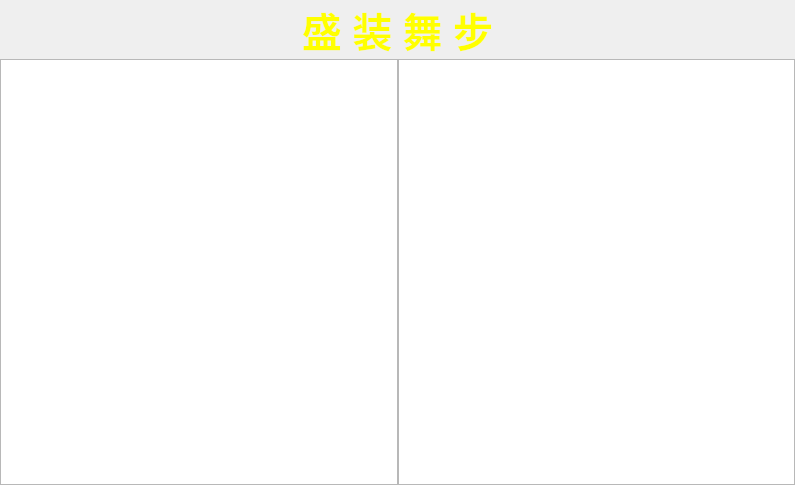
Old version of the form module/frm_schedule.ui in the repository jack-liaojie/LED_DEMO.
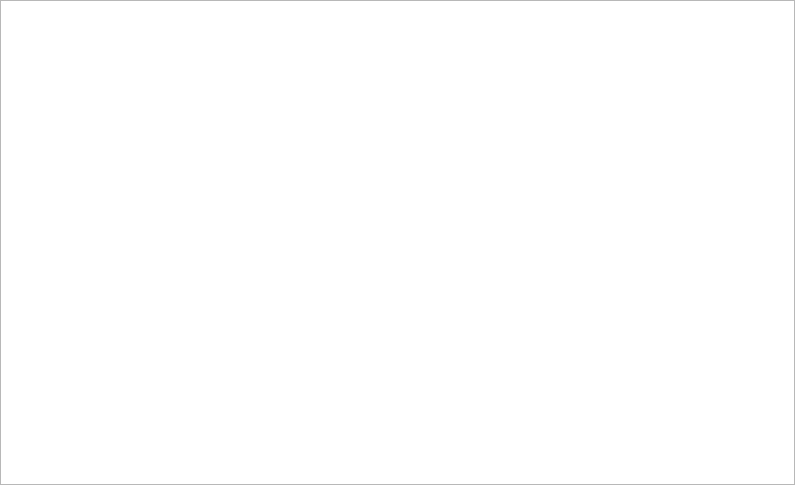
New version of the form.

Diff of the .ui file:
```diff
--- a/module/frm_schedule.ui
+++ b/module/frm_schedule.ui
@@ -29,73 +29,6 @@
    <property name="bottomMargin">
     <number>0</number>
    </property>
-   <item>
-    <widget class="QLabel" name="lbl_title">
-     <property name="sizePolicy">
-      <sizepolicy hsizetype="Preferred" vsizetype="Fixed">
-       <horstretch>0</horstretch>
-       <verstretch>0</verstretch>
-      </sizepolicy>
-     </property>
-     <property name="palette">
-      <palette>
-       <active>
-        <colorrole role="WindowText">
-         <brush brushstyle="SolidPattern">
-          <color alpha="255">
-           <red>255</red>
-           <green>255</green>
-           <blue>0</blue>
-          </color>
-         </brush>
-        </colorrole>
-       </active>
-       <inactive>
-        <colorrole role="WindowText">
-         <brush brushstyle="SolidPattern">
-          <color alpha="255">
-           <red>255</red>
-           <green>255</green>
-           <blue>0</blue>
-          </color>
-         </brush>
-        </colorrole>
-       </inactive>
-       <disabled>
-        <colorrole role="WindowText">
-         <brush brushstyle="SolidPattern">
-          <color alpha="255">
-           <red>120</red>
-           <green>120</green>
-           <blue>120</blue>
-          </color>
-         </brush>
-        </colorrole>
-       </disabled>
-      </palette>
-     </property>
-     <property name="font">
-      <font>
-       <family>微软雅黑</family>
-       <pointsize>30</pointsize>
-       <weight>75</weight>
-       <bold>true</bold>
-      </font>
-     </property>
-     <property name="lineWidth">
-      <number>0</number>
-     </property>
-     <property name="text">
-      <string>盛 装 舞 步</string>
-     </property>
-     <property name="scaledContents">
-      <bool>true</bool>
-     </property>
-     <property name="alignment">
-      <set>Qt::AlignHCenter|Qt::AlignTop</set>
-     </property>
-    </widget>
-   </item>
    <item>
     <layout class="QHBoxLayout" name="horizontalLayout">
      <item>
@@ -285,190 +218,6 @@
        <column/>
       </widget>
      </item>
-     <item>
-      <widget class="QTableWidget" name="tbwgt_content_2">
-       <property name="sizePolicy">
-        <sizepolicy hsizetype="Expanding" vsizetype="Expanding">
-         <horstretch>0</horstretch>
-         <verstretch>0</verstretch>
-        </sizepolicy>
-       </property>
-       <property name="minimumSize">
-        <size>
-         <width>300</width>
-         <height>300</height>
-        </size>
-       </property>
-       <property name="maximumSize">
-        <size>
-         <width>1666666</width>
-         <height>16777215</height>
-        </size>
-       </property>
-       <property name="palette">
-        <palette>
-         <active>
-          <colorrole role="WindowText">
-           <brush brushstyle="SolidPattern">
-            <color alpha="255">
-             <red>255</red>
-             <green>255</green>
-             <blue>255</blue>
-            </color>
-           </brush>
-          </colorrole>
-          <colorrole role="Text">
-           <brush brushstyle="SolidPattern">
-            <color alpha="255">
-             <red>255</red>
-             <green>255</green>
-             <blue>255</blue>
-            </color>
-           </brush>
-          </colorrole>
-          <colorrole role="PlaceholderText">
-           <brush brushstyle="SolidPattern">
-            <color alpha="128">
-             <red>255</red>
-             <green>255</green>
-             <blue>255</blue>
-            </color>
-           </brush>
-          </colorrole>
-         </active>
-         <inactive>
-          <colorrole role="WindowText">
-           <brush brushstyle="SolidPattern">
-            <color alpha="255">
-             <red>255</red>
-             <green>255</green>
-             <blue>255</blue>
-            </color>
-           </brush>
-          </colorrole>
-          <colorrole role="Text">
-           <brush brushstyle="SolidPattern">
-            <color alpha="255">
-             <red>255</red>
-             <green>255</green>
-             <blue>255</blue>
-            </color>
-           </brush>
-          </colorrole>
-          <colorrole role="PlaceholderText">
-           <brush brushstyle="SolidPattern">
-            <color alpha="128">
-             <red>255</red>
-             <green>255</green>
-             <blue>255</blue>
-            </color>
-           </brush>
-          </colorrole>
-         </inactive>
-         <disabled>
-          <colorrole role="WindowText">
-           <brush brushstyle="SolidPattern">
-            <color alpha="255">
-             <red>120</red>
-             <green>120</green>
-             <blue>120</blue>
-            </color>
-           </brush>
-          </colorrole>
-          <colorrole role="Text">
-           <brush brushstyle="SolidPattern">
-            <color alpha="255">
-             <red>120</red>
-             <green>120</green>
-             <blue>120</blue>
-            </color>
-           </brush>
-          </colorrole>
-          <colorrole role="PlaceholderText">
-           <brush brushstyle="SolidPattern">
-            <color alpha="128">
-             <red>0</red>
-             <green>0</green>
-             <blue>0</blue>
-            </color>
-           </brush>
-          </colorrole>
-         </disabled>
-        </palette>
-       </property>
-       <property name="font">
-        <font>
-         <pointsize>36</pointsize>
-         <weight>75</weight>
-         <bold>true</bold>
-        </font>
-       </property>
-       <property name="focusPolicy">
-        <enum>Qt::NoFocus</enum>
-       </property>
-       <property name="verticalScrollBarPolicy">
-        <enum>Qt::ScrollBarAlwaysOff</enum>
-       </property>
-       <property name="horizontalScrollBarPolicy">
-        <enum>Qt::ScrollBarAlwaysOff</enum>
-       </property>
-       <property name="autoScroll">
-        <bool>false</bool>
-       </property>
-       <property name="tabKeyNavigation">
-        <bool>false</bool>
-       </property>
-       <property name="showDropIndicator" stdset="0">
-        <bool>false</bool>
-       </property>
-       <property name="dragDropOverwriteMode">
-        <bool>false</bool>
-       </property>
-       <property name="selectionMode">
-        <enum>QAbstractItemView::NoSelection</enum>
-       </property>
-       <property name="showGrid">
-        <bool>false</bool>
-       </property>
-       <property name="gridStyle">
-        <enum>Qt::NoPen</enum>
-       </property>
-       <property name="cornerButtonEnabled">
-        <bool>false</bool>
-       </property>
-       <property name="rowCount">
-        <number>5</number>
-       </property>
-       <property name="columnCount">
-        <number>5</number>
-       </property>
-       <attribute name="horizontalHeaderVisible">
-        <bool>false</bool>
-       </attribute>
-       <attribute name="horizontalHeaderCascadingSectionResizes">
-        <bool>true</bool>
-       </attribute>
-       <attribute name="horizontalHeaderDefaultSectionSize">
-        <number>200</number>
-       </attribute>
-       <attribute name="verticalHeaderVisible">
-        <bool>false</bool>
-       </attribute>
-       <attribute name="verticalHeaderDefaultSectionSize">
-        <number>72</number>
-       </attribute>
-       <row/>
-       <row/>
-       <row/>
-       <row/>
-       <row/>
-       <column/>
-       <column/>
-       <column/>
-       <column/>
-       <column/>
-      </widget>
-     </item>
     </layout>
    </item>
   </layout>
```
